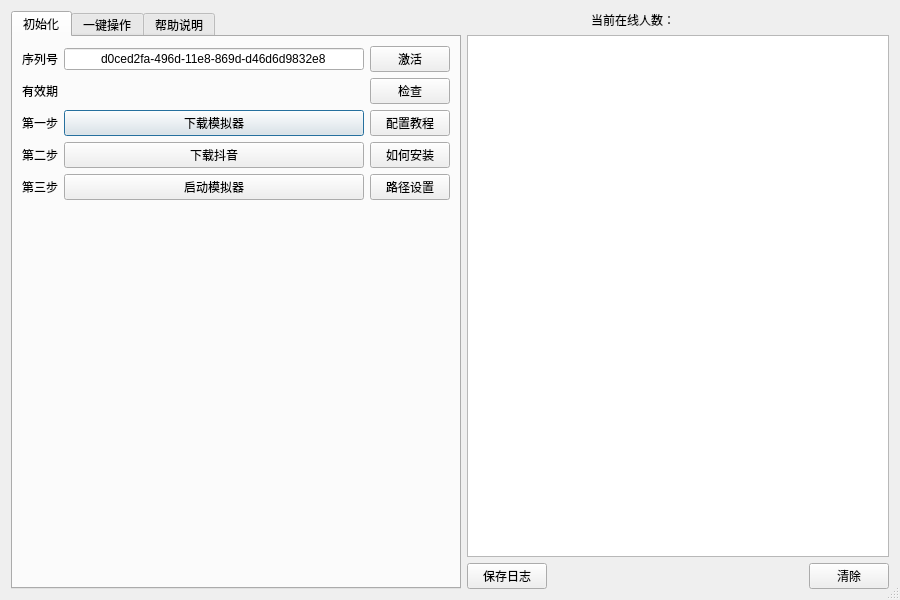
This is main.ui in craftor/douyin_master as Qt 5 draws it before an edit. The edited form follows.
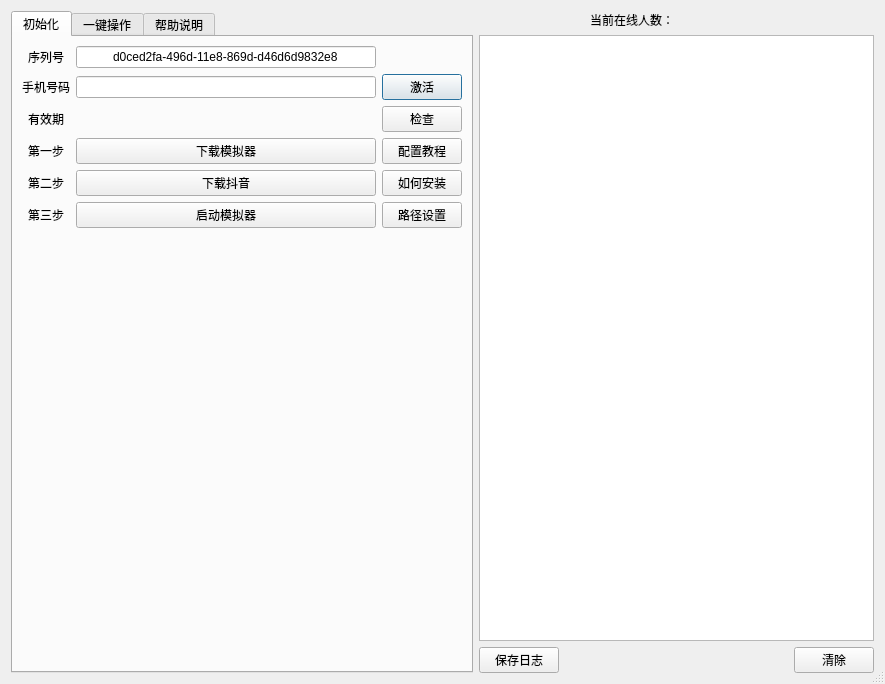
This is the edited form. The open tabs and pages were chosen to show the change. Icons and pictures are not drawn.

Patch:
```diff
--- a/main.ui
+++ b/main.ui
@@ -6,8 +6,8 @@
    <rect>
     <x>0</x>
     <y>0</y>
-    <width>900</width>
-    <height>600</height>
+    <width>885</width>
+    <height>684</height>
    </rect>
   </property>
   <property name="minimumSize">
@@ -38,7 +38,7 @@
   </property>
   <layout class="QHBoxLayout" name="horizontalLayout" stretch="0,0">
    <property name="sizeConstraint">
-    <enum>QLayout::SetDefaultConstraint</enum>
+    <enum>QLayout::SetMinAndMaxSize</enum>
    </property>
    <item>
     <widget class="QTabWidget" name="tabWidget">
@@ -52,38 +52,76 @@
       <layout class="QVBoxLayout" name="verticalLayout_2">
        <item>
         <layout class="QGridLayout" name="gridLayout_3">
-         <item row="1" column="1">
-          <widget class="QLabel" name="label_LicenseAvaliable">
+         <item row="1" column="2">
+          <widget class="QPushButton" name="pushButton_ActKey">
            <property name="text">
-            <string/>
+            <string>激活</string>
            </property>
-           <property name="alignment">
-            <set>Qt::AlignCenter</set>
+          </widget>
+         </item>
+         <item row="1" column="0">
+          <widget class="QLabel" name="label_2">
+           <property name="text">
+            <string>手机号码</string>
+           </property>
+          </widget>
+         </item>
+         <item row="6" column="2">
+          <widget class="QPushButton" name="pushButton_EmulatorLocation">
+           <property name="text">
+            <string>路径设置</string>
            </property>
           </widget>
          </item>
          <item row="2" column="1">
+          <widget class="QLabel" name="label_LicenseAvaliable">
+           <property name="text">
+            <string/>
+           </property>
+           <property name="alignment">
+            <set>Qt::AlignCenter</set>
+           </property>
+          </widget>
+         </item>
+         <item row="3" column="1">
           <widget class="QPushButton" name="pushButton_DownloadEmulator">
            <property name="text">
             <string>下载模拟器</string>
            </property>
           </widget>
          </item>
-         <item row="2" column="2">
-          <widget class="QPushButton" name="pushButton_EmulatorConfig">
-           <property name="text">
-            <string>配置教程</string>
-           </property>
-          </widget>
-         </item>
-         <item row="4" column="1">
+         <item row="5" column="1">
           <widget class="QPushButton" name="pushButton_DownloadDouyin">
            <property name="text">
             <string>下载抖音</string>
            </property>
           </widget>
          </item>
-         <item row="1" column="0">
+         <item row="3" column="0">
+          <widget class="QLabel" name="label_20">
+           <property name="text">
+            <string>第一步</string>
+           </property>
+           <property name="alignment">
+            <set>Qt::AlignCenter</set>
+           </property>
+          </widget>
+         </item>
+         <item row="6" column="1">
+          <widget class="QPushButton" name="pushButton_StartEmulator">
+           <property name="text">
+            <string>启动模拟器</string>
+           </property>
+          </widget>
+         </item>
+         <item row="2" column="2">
+          <widget class="QPushButton" name="pushButton_LicenseCheck">
+           <property name="text">
+            <string>检查</string>
+           </property>
+          </widget>
+         </item>
+         <item row="2" column="0">
           <widget class="QLabel" name="label_18">
            <property name="text">
             <string>有效期</string>
@@ -93,23 +131,6 @@
            </property>
           </widget>
          </item>
-         <item row="0" column="2">
-          <widget class="QPushButton" name="pushButton_ActKey">
-           <property name="text">
-            <string>激活</string>
-           </property>
-          </widget>
-         </item>
-         <item row="0" column="0">
-          <widget class="QLabel" name="label_4">
-           <property name="text">
-            <string>序列号</string>
-           </property>
-           <property name="alignment">
-            <set>Qt::AlignCenter</set>
-           </property>
-          </widget>
-         </item>
          <item row="0" column="1">
           <widget class="QLineEdit" name="lineEdit_License">
            <property name="minimumSize">
@@ -126,45 +147,7 @@
            </property>
           </widget>
          </item>
-         <item row="1" column="2">
-          <widget class="QPushButton" name="pushButton_LicenseCheck">
-           <property name="text">
-            <string>检查</string>
-           </property>
-          </widget>
-         </item>
-         <item row="5" column="1">
-          <widget class="QPushButton" name="pushButton_StartEmulator">
-           <property name="text">
-            <string>启动模拟器</string>
-           </property>
-          </widget>
-         </item>
-         <item row="5" column="2">
-          <widget class="QPushButton" name="pushButton_EmulatorLocation">
-           <property name="text">
-            <string>路径设置</string>
-           </property>
-          </widget>
-         </item>
          <item row="5" column="0">
-          <widget class="QLabel" name="label_3">
-           <property name="text">
-            <string>第三步</string>
-           </property>
-           <property name="alignment">
-            <set>Qt::AlignCenter</set>
-           </property>
-          </widget>
-         </item>
-         <item row="4" column="2">
-          <widget class="QPushButton" name="pushButton">
-           <property name="text">
-            <string>如何安装</string>
-           </property>
-          </widget>
-         </item>
-         <item row="4" column="0">
           <widget class="QLabel" name="label_21">
            <property name="text">
             <string>第二步</string>
@@ -174,16 +157,47 @@
            </property>
           </widget>
          </item>
-         <item row="2" column="0">
-          <widget class="QLabel" name="label_20">
+         <item row="0" column="0">
+          <widget class="QLabel" name="label_4">
            <property name="text">
-            <string>第一步</string>
+            <string>序列号</string>
            </property>
            <property name="alignment">
             <set>Qt::AlignCenter</set>
            </property>
           </widget>
          </item>
+         <item row="5" column="2">
+          <widget class="QPushButton" name="pushButton">
+           <property name="text">
+            <string>如何安装</string>
+           </property>
+          </widget>
+         </item>
+         <item row="3" column="2">
+          <widget class="QPushButton" name="pushButton_EmulatorConfig">
+           <property name="text">
+            <string>配置教程</string>
+           </property>
+          </widget>
+         </item>
+         <item row="6" column="0">
+          <widget class="QLabel" name="label_3">
+           <property name="text">
+            <string>第三步</string>
+           </property>
+           <property name="alignment">
+            <set>Qt::AlignCenter</set>
+           </property>
+          </widget>
+         </item>
+         <item row="1" column="1">
+          <widget class="QLineEdit" name="lineEdit_PhoneNumber">
+           <property name="alignment">
+            <set>Qt::AlignCenter</set>
+           </property>
+          </widget>
+         </item>
         </layout>
        </item>
        <item>
```
Left out of the diff: 21 changed lines with no effect on the pictures.
